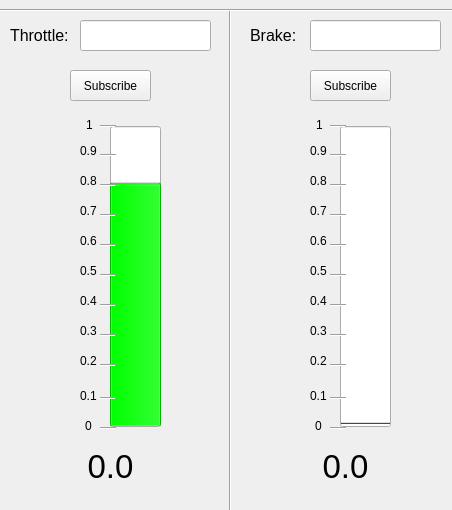
The window that resource/throttle_brake_pedals.ui (ToyotaResearchInstitute/gauges2) describes before a commit, drawn with Qt 5.
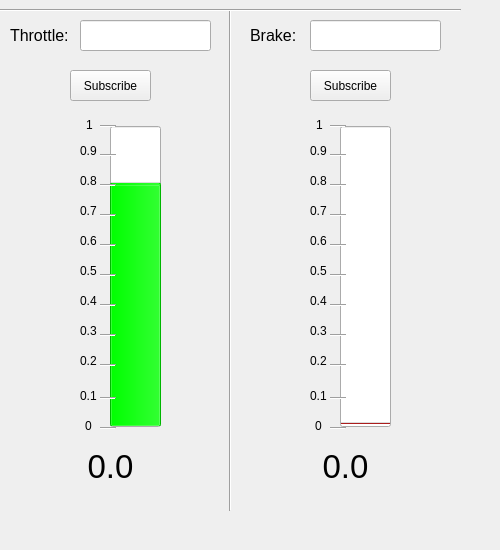
The same window after the commit. Custom widgets are drawn as their Qt base class.

Diff of the .ui file:
```diff
--- a/resource/throttle_brake_pedals.ui
+++ b/resource/throttle_brake_pedals.ui
@@ -6,10 +6,22 @@
    <rect>
     <x>0</x>
     <y>0</y>
-    <width>452</width>
-    <height>510</height>
+    <width>500</width>
+    <height>550</height>
    </rect>
   </property>
+  <property name="minimumSize">
+   <size>
+    <width>500</width>
+    <height>550</height>
+   </size>
+  </property>
+  <property name="maximumSize">
+   <size>
+    <width>500</width>
+    <height>550</height>
+   </size>
+  </property>
   <property name="windowTitle">
    <string>ThrottleBrakePedals</string>
   </property>
```
